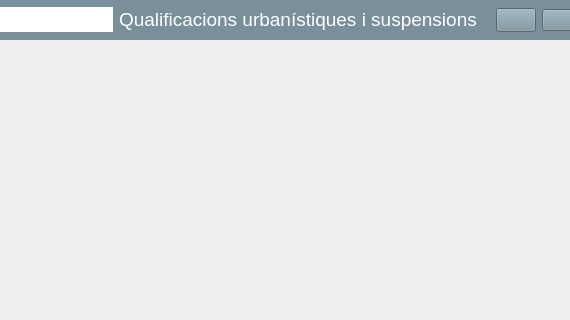
Old version of the form CuBista3.ui in the repository SistemesInformacioTerritorial/Qvista; both pictures show x 518 to 1088 and y 0 to 320 of the 1233 by 777 pixel window.
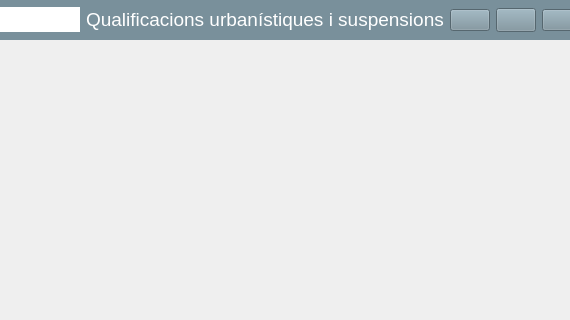
New version of the form.

Commit message: Afegit un botó per visualitzar dades associades al projecte. Creat un visor HTML, usat per veure metadades, avisos i notícies. Alguns botons redissenyats per enèssima vegada. Els botons del mapa agafen vora del color destacat quan els selecciones

Patch:
```diff
--- a/CuBista3.ui
+++ b/CuBista3.ui
@@ -197,6 +197,13 @@
                </property>
               </widget>
              </item>
+             <item>
+              <widget class="QPushButton" name="botoMetadades">
+               <property name="text">
+                <string/>
+               </property>
+              </widget>
+             </item>
              <item>
               <widget class="QPushButton" name="botoVeureLlegenda">
                <property name="minimumSize">
```
The commit also changes 12 other files.
